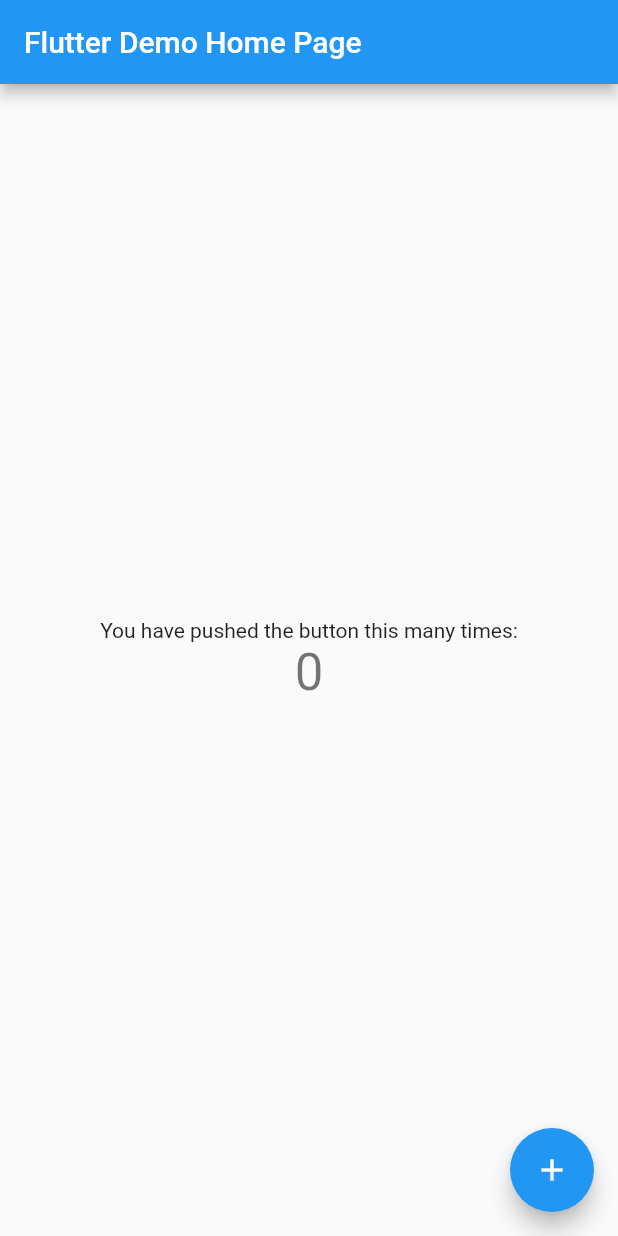
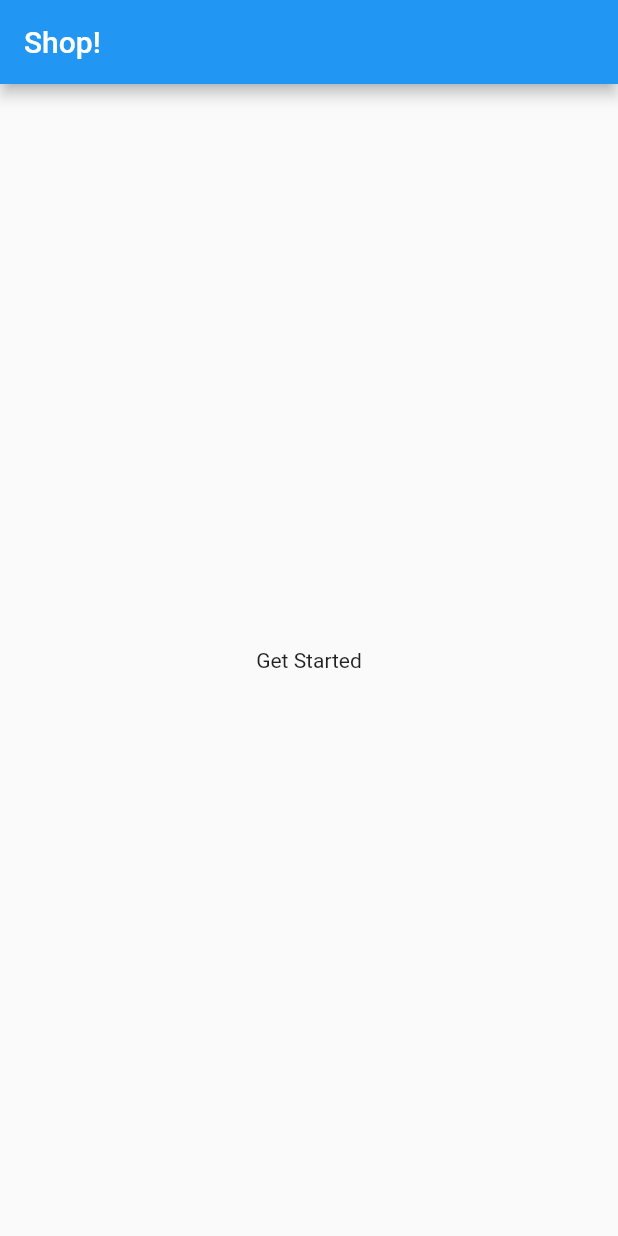
Before and after one commit to arnab/flutter_playground_shopping_app, a Flutter app: the screen it shows after launch, on a phone screen of 412 x 824 dp. Run offline on Flutter 3.47's test engine with Material 2 defaults, Android fonts, the phone set to English and light mode, and no system bars.

Commit message:
remove default app

```diff
--- a/lib/main.dart
+++ b/lib/main.dart
@@ -7,21 +7,11 @@
 class MyApp extends StatelessWidget {
   const MyApp({super.key});
 
-  // This widget is the root of your application.
   @override
   Widget build(BuildContext context) {
     return MaterialApp(
       title: 'Flutter Demo',
       theme: ThemeData(
-        // This is the theme of your application.
-        //
-        // Try running your application with "flutter run". You'll see the
-        // application has a blue toolbar. Then, without quitting the app, try
-        // changing the primarySwatch below to Colors.green and then invoke
-        // "hot reload" (press "r" in the console where you ran "flutter run",
-        // or simply save your changes to "hot reload" in a Flutter IDE).
-        // Notice that the counter didn't reset back to zero; the application
-        // is not restarted.
         primarySwatch: Colors.blue,
       ),
       home: const MyHomePage(title: 'Flutter Demo Home Page'),
@@ -32,15 +22,6 @@
 class MyHomePage extends StatefulWidget {
   const MyHomePage({super.key, required this.title});
 
-  // This widget is the home page of your application. It is stateful, meaning
-  // that it has a State object (defined below) that contains fields that affect
-  // how it looks.
-
-  // This class is the configuration for the state. It holds the values (in this
-  // case the title) provided by the parent (in this case the App widget) and
-  // used by the build method of the State. Fields in a Widget subclass are
-  // always marked "final".
-
   final String title;
 
   @override
@@ -48,68 +29,16 @@
 }
 
 class _MyHomePageState extends State<MyHomePage> {
-  int _counter = 0;
-
-  void _incrementCounter() {
-    setState(() {
-      // This call to setState tells the Flutter framework that something has
-      // changed in this State, which causes it to rerun the build method below
-      // so that the display can reflect the updated values. If we changed
-      // _counter without calling setState(), then the build method would not be
-      // called again, and so nothing would appear to happen.
-      _counter++;
-    });
-  }
 
   @override
   Widget build(BuildContext context) {
-    // This method is rerun every time setState is called, for instance as done
-    // by the _incrementCounter method above.
-    //
-    // The Flutter framework has been optimized to make rerunning build methods
-    // fast, so that you can just rebuild anything that needs updating rather
-    // than having to individually change instances of widgets.
     return Scaffold(
       appBar: AppBar(
-        // Here we take the value from the MyHomePage object that was created by
-        // the App.build method, and use it to set our appbar title.
-        title: Text(widget.title),
+        title: Text('Shop!'),
       ),
       body: Center(
-        // Center is a layout widget. It takes a single child and positions it
-        // in the middle of the parent.
-        child: Column(
-          // Column is also a layout widget. It takes a list of children and
-          // arranges them vertically. By default, it sizes itself to fit its
-          // children horizontally, and tries to be as tall as its parent.
-          //
-          // Invoke "debug painting" (press "p" in the console, choose the
-          // "Toggle Debug Paint" action from the Flutter Inspector in Android
-          // Studio, or the "Toggle Debug Paint" command in Visual Studio Code)
-          // to see the wireframe for each widget.
-          //
-          // Column has various properties to control how it sizes itself and
-          // how it positions its children. Here we use mainAxisAlignment to
-          // center the children vertically; the main axis here is the vertical
-          // axis because Columns are vertical (the cross axis would be
-          // horizontal).
-          mainAxisAlignment: MainAxisAlignment.center,
-          children: <Widget>[
-            const Text(
-              'You have pushed the button this many times:',
-            ),
-            Text(
-              '$_counter',
-              style: Theme.of(context).textTheme.headline4,
-            ),
-          ],
-        ),
+        child: Text('Get Started'),
       ),
-      floatingActionButton: FloatingActionButton(
-        onPressed: _incrementCounter,
-        tooltip: 'Increment',
-        child: const Icon(Icons.add),
-      ), // This trailing comma makes auto-formatting nicer for build methods.
     );
   }
 }
```
